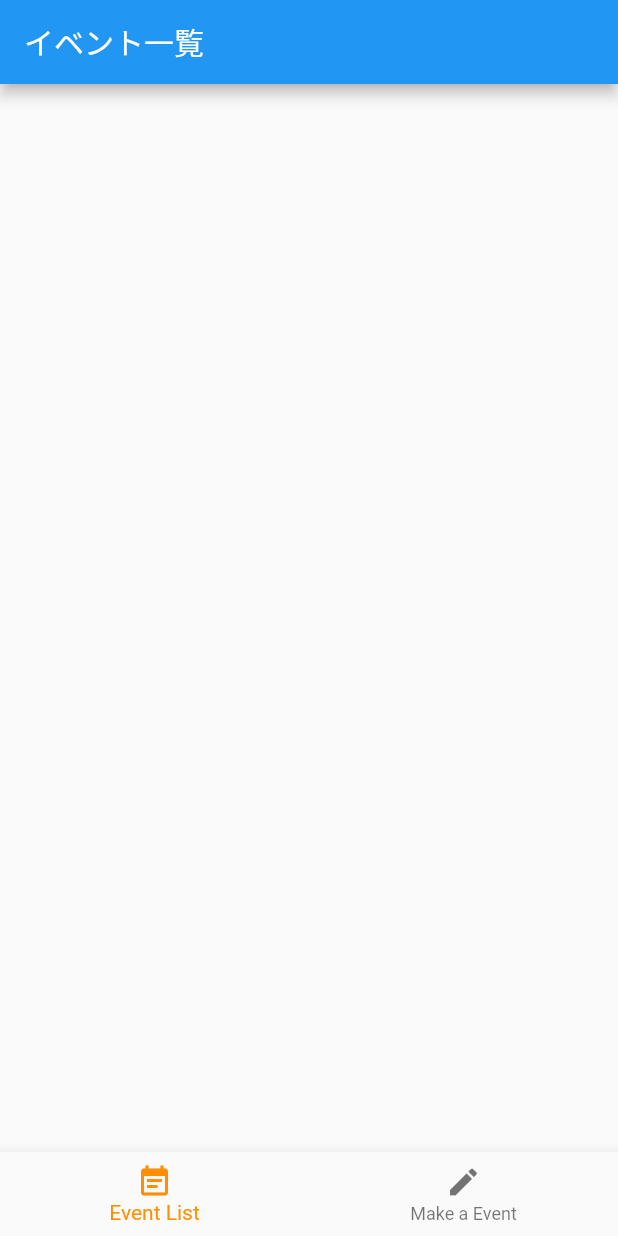
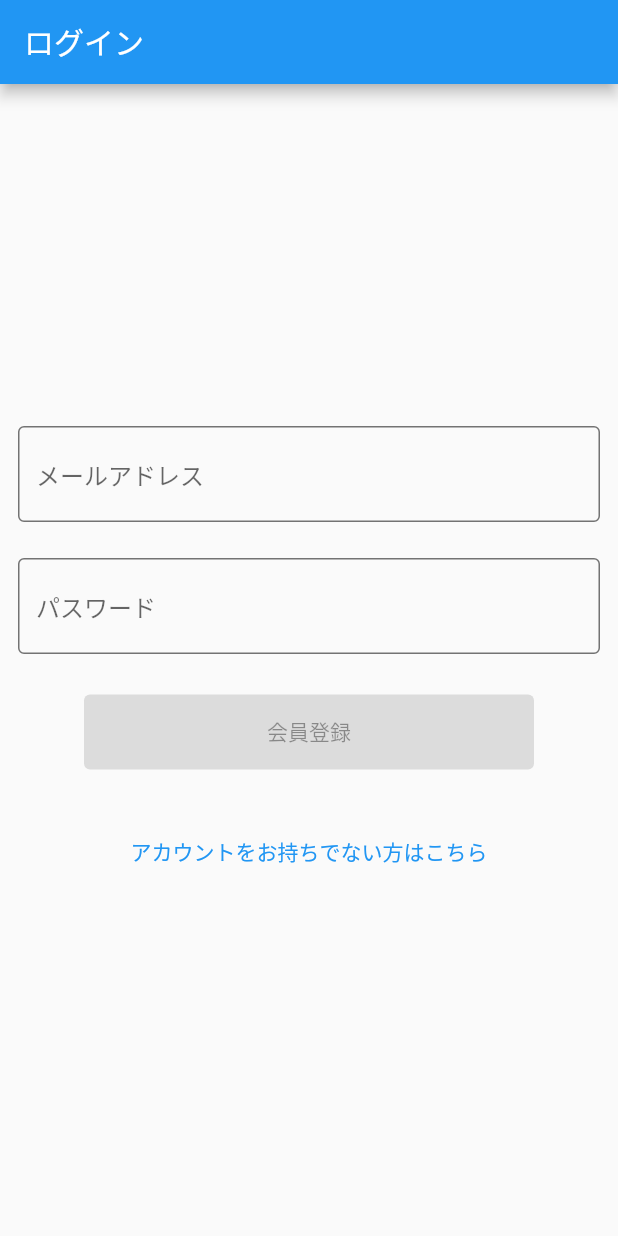
Before and after one commit to flutteruniv/plantapp2, a Flutter app: the screen it shows after launch, on a phone screen of 412 x 824 dp. Run offline on Flutter 3.47's test engine with Material 2 defaults, Android fonts, the phone set to English and light mode, and no system bars; our stand-ins replace cloud_firestore, firebase_auth, firebase_core, firebase_storage, image_picker; accounts and stored records are empty.

Commit message:
ログイン

```diff
--- /dev/null
+++ b/lib/login/login_page.dart
@@ -0,0 +1,93 @@
+import 'package:flutter/material.dart';
+import 'package:plantapp2/register/register_page.dart';
+
+class LoginPage extends StatelessWidget {
+  const LoginPage({Key? key}) : super(key: key);
+
+  @override
+  Widget build(BuildContext context) {
+    return Scaffold(
+      appBar: AppBar(
+        title: Text('ログイン'),
+      ),
+      body: Center(
+        child: Column(
+          mainAxisAlignment: MainAxisAlignment.center,
+          children: [
+            Padding(
+              padding: const EdgeInsets.all(12.0),
+              child: TextField(
+                onChanged: (value) {
+                  null;
+                },
+                decoration: const InputDecoration(
+                  // filled: true,
+                  hintText: 'メールアドレス',
+                  enabledBorder: OutlineInputBorder(
+                    borderSide: BorderSide(
+                      color: Colors.black54,
+                    ),
+                  ),
+                  focusedBorder: OutlineInputBorder(
+                    borderSide: BorderSide(color: Colors.lightBlue),
+                  ),
+                ),
+              ),
+            ),
+            Padding(
+              padding: const EdgeInsets.all(12.0),
+              child: TextField(
+                onChanged: (value) {
+                  null;
+                },
+                decoration: const InputDecoration(
+                  // filled: true,
+                  hintText: 'パスワード',
+                  enabledBorder: OutlineInputBorder(
+                    borderSide: BorderSide(
+                      color: Colors.black54,
+                    ),
+                  ),
+                  focusedBorder: OutlineInputBorder(
+                    borderSide: BorderSide(color: Colors.lightBlue),
+                  ),
+                ),
+              ),
+            ),
+            Padding(
+              padding: const EdgeInsets.all(15.0),
+              child: SizedBox(
+                width: 300,
+                height: 50,
+                child: ElevatedButton(
+                  onPressed: null,
+                  child: Text('会員登録'),
+                  style: ElevatedButton.styleFrom(),
+                ),
+              ),
+            ),
+            Padding(
+              padding: const EdgeInsets.all(15.0),
+              child: SizedBox(
+                width: 300,
+                height: 50,
+                child: TextButton(
+                  onPressed: () {
+                    Navigator.push(
+                      context,
+                      MaterialPageRoute(
+                        builder: (context) => RegisterPage(),
+                      ),
+                    );
+                  },
+                  child: Text('アカウントをお持ちでない方はこちら'),
+                  style: ElevatedButton.styleFrom(),
+                ),
+              ),
+            ),
+          ],
+        ),
+      ),
+    );
+  }
+}
--- a/lib/main/main.dart
+++ b/lib/main/main.dart
@@ -1,6 +1,8 @@
 import 'package:flutter/material.dart';
 import 'package:firebase_core/firebase_core.dart';
+import 'package:plantapp2/register/register_page.dart';
 import '../rootpage.dart';
+import 'package:plantapp2/login/login_page.dart';
 
 void main() async {
   WidgetsFlutterBinding.ensureInitialized();
@@ -12,7 +14,8 @@ class MyApp extends StatelessWidget {
   @override
   Widget build(BuildContext context) {
     return MaterialApp(initialRoute: '/', routes: <String, WidgetBuilder>{
-      '/': (_) => RootPage(),
+      '/': (_) => LoginPage(),
+      // '/': (_) => RootPage(),
     });
   }
 }
--- a/lib/rootpage.dart
+++ b/lib/rootpage.dart
@@ -4,12 +4,14 @@ import 'add_event/add_event_page.dart';
 import 'package:cloud_firestore/cloud_firestore.dart';
 import 'package:provider/provider.dart';
 import 'main/main_model.dart';
+import 'profile/user_page.dart';
 
 class RootPage extends StatelessWidget {
   // final docRef = FirebaseFirestore.instance.doc('date');
   final List<Widget> _pageList = <Widget>[
     FirstPage(),
     SecondPage(),
+    UserPage()
   ];
 
   int currentIndex = 0;
@@ -40,6 +42,10 @@ class RootPage extends StatelessWidget {
                   icon: Icon(Icons.edit),
                   label: 'Make a Event',
                 ),
+                BottomNavigationBarItem(
+                  icon: Icon(Icons.face),
+                  label: 'Profile',
+                ),
               ],
               currentIndex: currentIndex,
               selectedItemColor: Colors.amber[800],
--- a/pubspec.yaml
+++ b/pubspec.yaml
@@ -40,6 +40,7 @@ dependencies:
   firebase_storage: ^10.2.11
   image_picker: ^0.8.5
   intl: ^0.17.0
+  firebase_auth: ^3.3.16
 
 dev_dependencies:
   flutter_test:
```
Also changed, not shown: lib/profile/user_edit_page.dart (added, +13 -0 lines), lib/profile/user_page.dart (added, +104 -0 lines), lib/register/register_model.dart (added, +42 -0 lines), lib/register/register_page.dart (added, +111 -0 lines), pubspec.lock, 2 other files.
